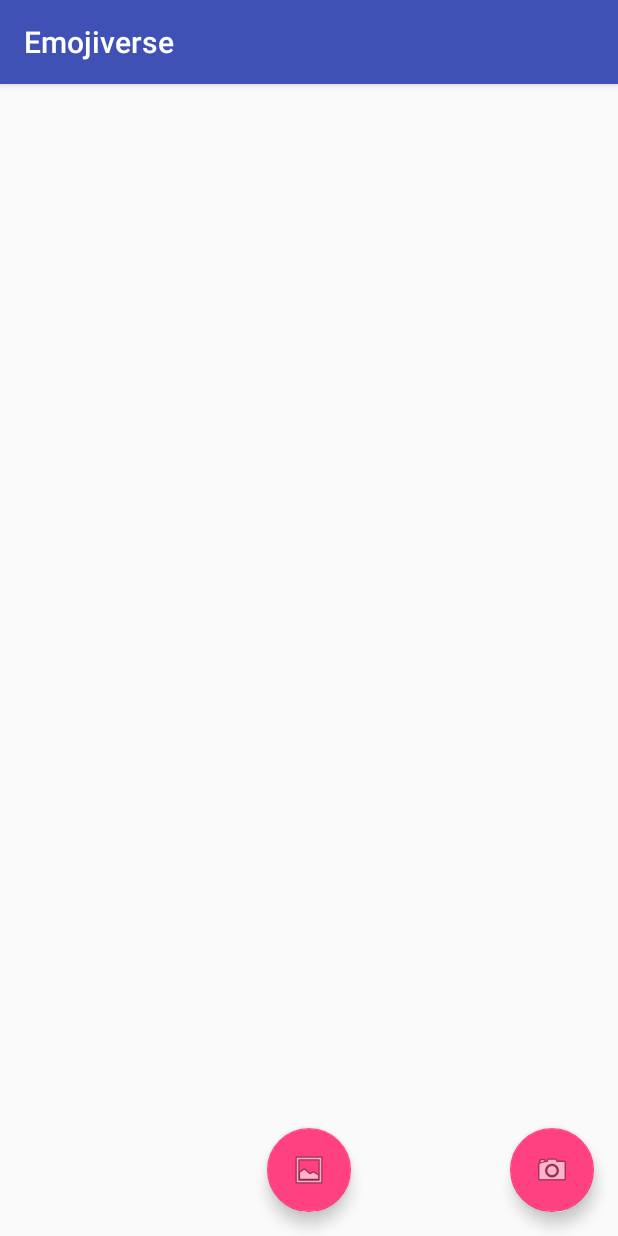
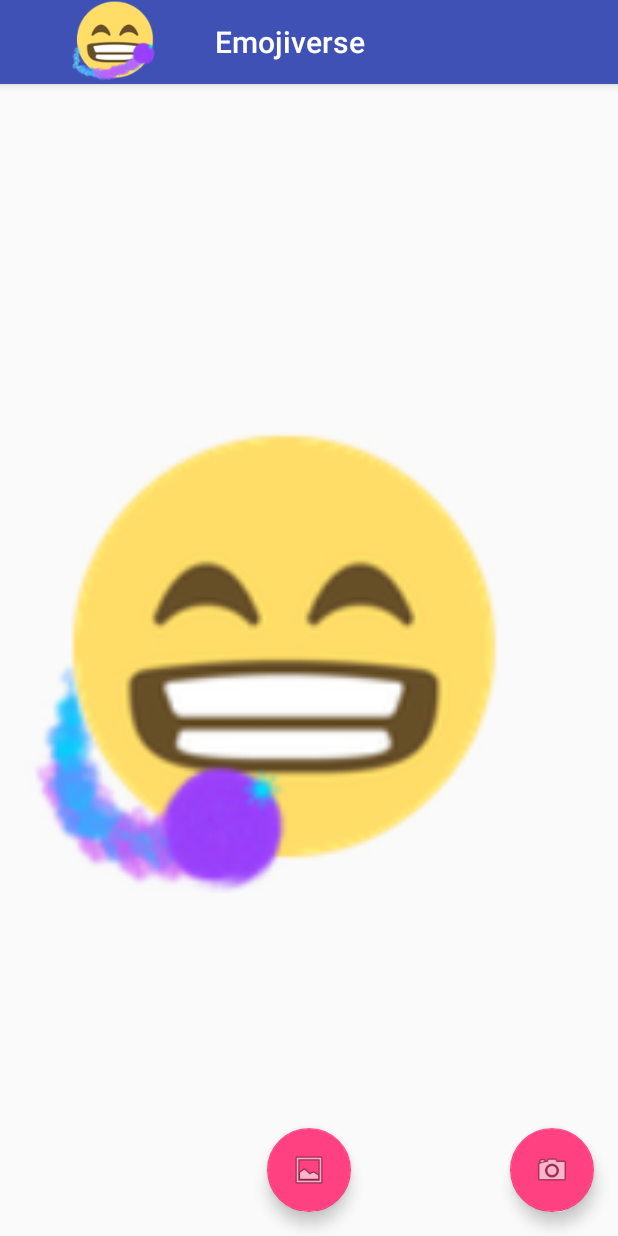
Before and after one commit to ryan9lim/emojiverse, an Android app: the screen it shows after launch (MainActivity), on a phone screen of 412 x 824 dp. Run offline under Robolectric (Android 15) with nearby library versions, the phone set to English and light mode, and no system bars.

Commit message:
Added more functionality with image from gallery and sharing

```diff
--- a/app/src/main/AndroidManifest.xml
+++ b/app/src/main/AndroidManifest.xml
@@ -13,7 +13,7 @@
 
     <application
         android:allowBackup="true"
-        android:icon="@mipmap/ic_launcher"
+        android:icon="@drawable/logo2"
         android:label="@string/app_name"
         android:supportsRtl="true"
         android:theme="@style/AppTheme">
--- a/app/src/main/java/com/emojiverse/emojiverse/MainActivity.java
+++ b/app/src/main/java/com/emojiverse/emojiverse/MainActivity.java
@@ -2,24 +2,28 @@ package com.emojiverse.emojiverse;
 
 import android.Manifest;
 import android.app.Activity;
+import android.content.Context;
 import android.content.Intent;
 import android.content.pm.PackageManager;
 import android.database.Cursor;
-import android.graphics.Bitmap;
 import android.net.Uri;
 import android.os.Bundle;
 import android.os.Environment;
 import android.provider.MediaStore;
 import android.support.design.widget.FloatingActionButton;
-import android.support.design.widget.Snackbar;
 import android.support.v4.app.ActivityCompat;
 import android.support.v4.content.FileProvider;
+import android.support.v4.view.PagerAdapter;
+import android.support.v4.view.ViewPager;
 import android.support.v7.app.AppCompatActivity;
 import android.support.v7.widget.Toolbar;
 import android.util.Log;
+import android.view.LayoutInflater;
 import android.view.View;
+import android.view.ViewGroup;
+import android.widget.ImageView;
+import android.widget.LinearLayout;
 
-import java.io.ByteArrayOutputStream;
 import java.io.File;
 import java.io.IOException;
 import java.text.SimpleDateFormat;
@@ -39,7 +43,16 @@ public class MainActivity extends AppCompatActivity {
             Manifest.permission.READ_EXTERNAL_STORAGE,
             Manifest.permission.WRITE_EXTERNAL_STORAGE
     };
-
+    CustomPagerAdapter mCustomPagerAdapter;
+    ViewPager mViewPager;
+    int[] mResources = {
+            R.drawable.logo1,
+            R.drawable.logo2,
+            R.drawable.logo3,
+            R.drawable.logo4,
+            R.drawable.logo5,
+            R.drawable.logo6
+    };
     /**
      * Checks if the app has permission to write to device storage
      *
@@ -65,6 +78,7 @@ public class MainActivity extends AppCompatActivity {
         super.onCreate(savedInstanceState);
         setContentView(R.layout.activity_main);
         Toolbar toolbar = (Toolbar) findViewById(R.id.toolbar);
+        toolbar.setLogo(getResources().getDrawable(R.drawable.logo2));
         setSupportActionBar(toolbar);
 
         FloatingActionButton fab = (FloatingActionButton) findViewById(R.id.button_camera);
@@ -86,8 +100,52 @@ public class MainActivity extends AppCompatActivity {
             }
         });
         verifyStoragePermissions(this);
+
+
+
+        mCustomPagerAdapter = new CustomPagerAdapter(this);
+
+        mViewPager = (ViewPager) findViewById(R.id.pager);
+        mViewPager.setAdapter(mCustomPagerAdapter);
     }
 
+    class CustomPagerAdapter extends PagerAdapter {
+
+        Context mContext;
+        LayoutInflater mLayoutInflater;
+
+        public CustomPagerAdapter(Context context) {
+            mContext = context;
+            mLayoutInflater = (LayoutInflater) mContext.getSystemService(Context.LAYOUT_INFLATER_SERVICE);
+        }
+
+        @Override
+        public int getCount() {
+            return mResources.length;
+        }
+
+        @Override
+        public boolean isViewFromObject(View view, Object object) {
+            return view == ((LinearLayout) object);
+        }
+
+        @Override
+        public Object instantiateItem(ViewGroup container, int position) {
+            View itemView = mLayoutInflater.inflate(R.layout.pager_item, container, false);
+
+            ImageView imageView = (ImageView) itemView.findViewById(R.id.imageView);
+            imageView.setImageResource(mResources[position]);
+
+            container.addView(itemView);
+
+            return itemView;
+        }
+
+        @Override
+        public void destroyItem(ViewGroup container, int position, Object object) {
+            container.removeView((LinearLayout) object);
+        }
+    }
     private void dispatchTakePictureIntent() {
         Intent takePictureIntent = new Intent(MediaStore.ACTION_IMAGE_CAPTURE);
         // Ensure that there's a camera activity to handle the intent
--- a/app/src/main/res/layout/content_main.xml
+++ b/app/src/main/res/layout/content_main.xml
@@ -12,5 +12,8 @@
     tools:context="com.emojiverse.emojiverse.MainActivity"
     tools:showIn="@layout/activity_main">
 
-
+    <android.support.v4.view.ViewPager xmlns:android="http://schemas.android.com/apk/res/android"
+        android:id="@+id/pager"
+        android:layout_width="match_parent"
+        android:layout_height="match_parent"/>
 </RelativeLayout>
--- /dev/null
+++ b/app/src/main/res/layout/pager_item.xml
@@ -0,0 +1,11 @@
+<?xml version="1.0" encoding="utf-8"?>
+
+<LinearLayout xmlns:android="http://schemas.android.com/apk/res/android"
+    android:orientation="vertical" android:layout_width="match_parent"
+    android:layout_height="match_parent">
+
+    <ImageView
+        android:layout_width="match_parent"
+        android:layout_height="match_parent"
+        android:id="@+id/imageView" />
+</LinearLayout>
--- a/app/src/main/res/values/colors.xml
+++ b/app/src/main/res/values/colors.xml
@@ -3,7 +3,7 @@
     <color name="colorPrimary">#3F51B5</color>
     <color name="colorPrimaryDark">#303F9F</color>
     <color name="colorAccent">#FF4081</color>
-    <color name="navy_blue_overlay">#0000ff</color>
+    <color name="navy_blue_overlay">#ffffff</color>
     <color name="transparent">#00000000</color>
 
     <color name="black_overlay">#66000000</color>
--- a/app/src/main/res/values/strings.xml
+++ b/app/src/main/res/values/strings.xml
@@ -5,6 +5,7 @@
     <string name="send_to">Share images to...</string>
 
     <string name="button_save_gallery">Save to Gallery</string>
+    <string name="toast_saved">Saved</string>
     <string name="button_save_server">Save to Server</string>
     <string name="button_share">Share</string>
     <string name="dummy_button">Dummy Button</string>
```
Also changed, not shown: app/src/main/java/com/emojiverse/emojiverse/ImageActivity.java (+73 -2 lines), app/src/main/res/drawable/custom_progress_dialog_animation.xml (+6 -5 lines), app/src/main/res/drawable/loader1.png (deleted), app/src/main/res/drawable/loader2.png (deleted), app/src/main/res/drawable/loader3.png (deleted), app/src/main/res/drawable/loader4.png (deleted), app/src/main/res/drawable/loader5.png (deleted), app/src/main/res/drawable/logo1.png (added), app/src/main/res/drawable/logo2.png (added), app/src/main/res/drawable/logo3.png (added), app/src/main/res/drawable/logo4.png (added), app/src/main/res/drawable/logo5.png (added), app/src/main/res/drawable/logo6.png (added).
